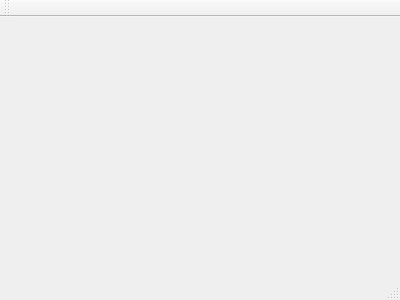
Above: ProjectFeelTheChunder/mainwindow.ui from chundercatsllc/CS1C-Team-Chundercats before the change. Below: the same form after it.
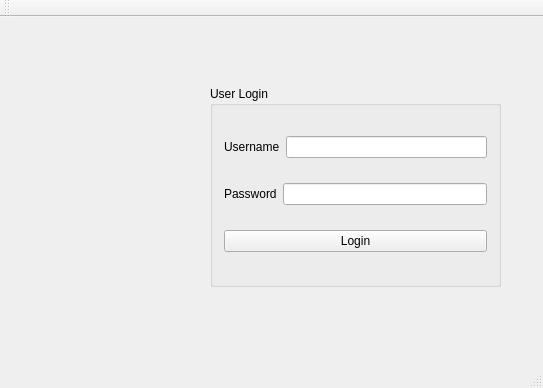
That is the form after the change.

Commit message: basic user login complete

The edit to the form file:
```diff
--- a/ProjectFeelTheChunder/mainwindow.ui
+++ b/ProjectFeelTheChunder/mainwindow.ui
@@ -1,24 +1,90 @@
 <ui version="4.0">
  <class>MainWindow</class>
- <widget class="QMainWindow" name="MainWindow" >
-  <property name="geometry" >
+ <widget class="QMainWindow" name="MainWindow">
+  <property name="geometry">
    <rect>
     <x>0</x>
     <y>0</y>
-    <width>400</width>
-    <height>300</height>
+    <width>543</width>
+    <height>388</height>
    </rect>
   </property>
   <property name="windowTitle" >
    <string>MainWindow</string>
   </property>
-  <widget class="QMenuBar" name="menuBar" />
-  <widget class="QToolBar" name="mainToolBar" />
-  <widget class="QWidget" name="centralWidget" />
-  <widget class="QStatusBar" name="statusBar" />
+  <widget class="QWidget" name="centralWidget">
+   <widget class="QGroupBox" name="groupBox">
+    <property name="geometry">
+     <rect>
+      <x>210</x>
+      <y>69</y>
+      <width>291</width>
+      <height>201</height>
+     </rect>
+    </property>
+    <property name="title">
+     <string>User Login</string>
+    </property>
+    <layout class="QVBoxLayout" name="verticalLayout">
+     <item>
+      <layout class="QHBoxLayout" name="horizontalLayout">
+       <item>
+        <widget class="QLabel" name="label_username">
+         <property name="text">
+          <string>Username</string>
+         </property>
+        </widget>
+       </item>
+       <item>
+        <widget class="QLineEdit" name="lineEdit_username"/>
+       </item>
+      </layout>
+     </item>
+     <item>
+      <layout class="QHBoxLayout" name="horizontalLayout_2">
+       <item>
+        <widget class="QLabel" name="label_password">
+         <property name="text">
+          <string>Password</string>
+         </property>
+        </widget>
+       </item>
+       <item>
+        <widget class="QLineEdit" name="lineEdit_password"/>
+       </item>
+      </layout>
+     </item>
+     <item>
+      <widget class="QPushButton" name="pushButton_login">
+       <property name="text">
+        <string>Login</string>
+       </property>
+      </widget>
+     </item>
+    </layout>
+   </widget>
+  </widget>
+  <widget class="QMenuBar" name="menuBar">
+   <property name="geometry">
+    <rect>
+     <x>0</x>
+     <y>0</y>
+     <width>543</width>
+     <height>21</height>
+    </rect>
+   </property>
+  </widget>
+  <widget class="QToolBar" name="mainToolBar">
+   <attribute name="toolBarArea">
+    <enum>TopToolBarArea</enum>
+   </attribute>
+   <attribute name="toolBarBreak">
+    <bool>false</bool>
+   </attribute>
+  </widget>
+  <widget class="QStatusBar" name="statusBar"/>
  </widget>
- <layoutDefault spacing="6" margin="11" />
- <pixmapfunction></pixmapfunction>
+ <layoutdefault spacing="6" margin="11"/>
  <resources/>
  <connections/>
 </ui>
```
Left out of the diff: 3 changed lines with no effect on the pictures. The commit also changes 5 other files.
